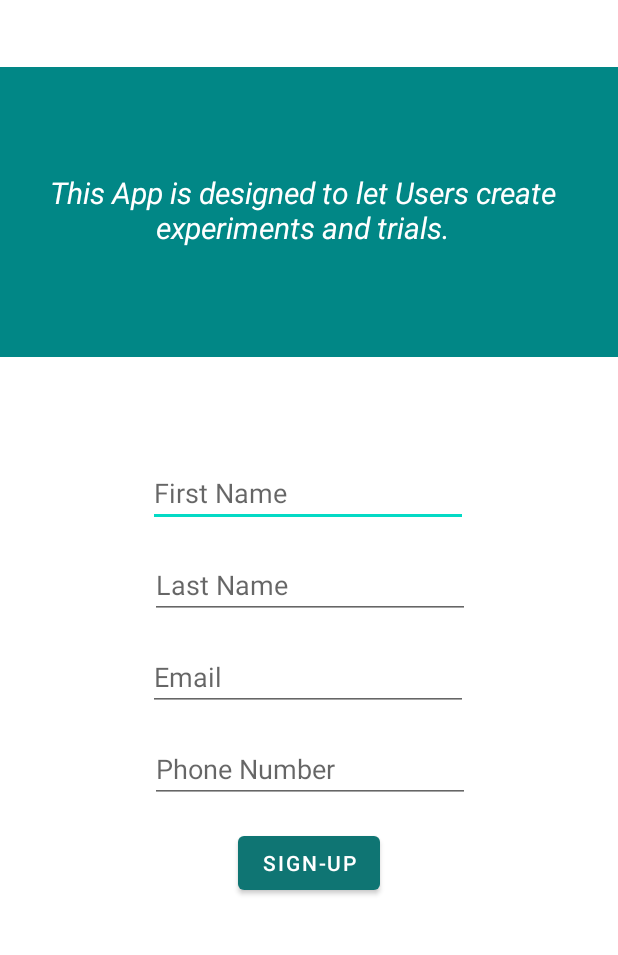
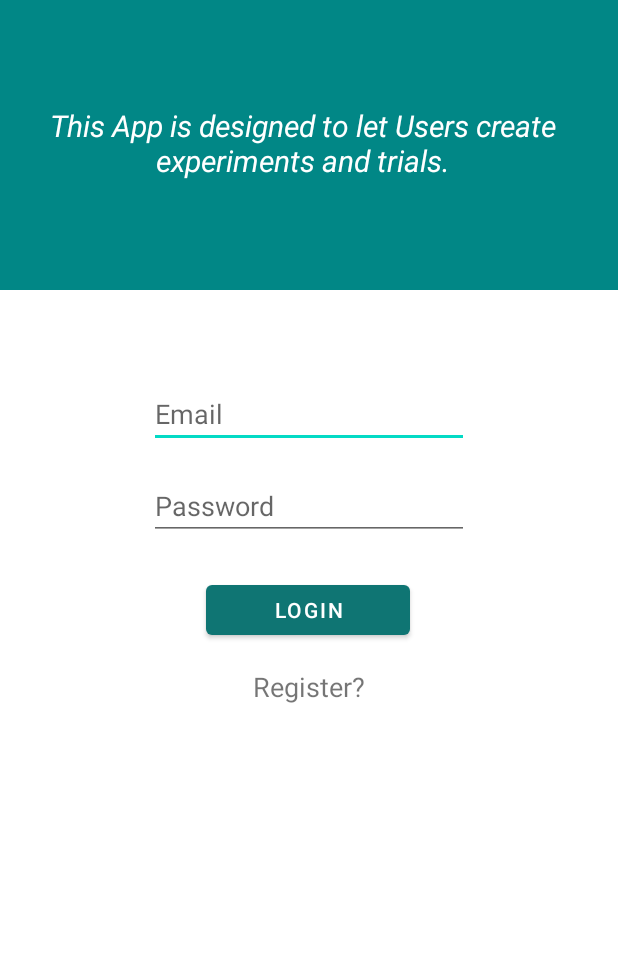
Before and after one commit to MdderUofA/Lab-Net, an Android app: the screen it shows after launch (MainActivity before the commit, Homepage after it), on a phone screen of 412 x 824 dp, the part 247-1202 px from its top. Run offline under Robolectric (Android 15) with nearby library versions, the phone set to English and light mode, and no system bars.

Commit message:
Implemented buttons
Made the login homepage and created the dialogs for the buttons.

```diff
--- a/Project/LabNet/app/src/main/AndroidManifest.xml
+++ b/Project/LabNet/app/src/main/AndroidManifest.xml
@@ -9,14 +9,16 @@
         android:roundIcon="@mipmap/ic_launcher_round"
         android:supportsRtl="true"
         android:theme="@style/Theme.LabNet">
-        <activity android:name=".UserProfile"></activity>
-        <activity android:name=".MainActivity">
+        <activity android:name=".Homepage">
             <intent-filter>
                 <action android:name="android.intent.action.MAIN" />
 
                 <category android:name="android.intent.category.LAUNCHER" />
             </intent-filter>
         </activity>
+        <activity android:name=".UserProfile" />
+        <activity android:name=".RegisterUser" />
+
     </application>
 
 </manifest>
--- /dev/null
+++ b/Project/LabNet/app/src/main/java/com/example/lab_net/Homepage.java
@@ -0,0 +1,76 @@
+package com.example.lab_net;
+
+import androidx.appcompat.app.AppCompatActivity;
+
+import android.content.Intent;
+import android.os.Bundle;
+import android.util.Patterns;
+import android.view.View;
+import android.widget.Button;
+import android.widget.EditText;
+import android.widget.TextView;
+
+public class Homepage extends AppCompatActivity implements View.OnClickListener {
+
+    private TextView register;
+    private EditText editTextEmail, editTextPassword;
+    private Button login;
+
+    @Override
+    protected void onCreate(Bundle savedInstanceState) {
+        super.onCreate(savedInstanceState);
+        setContentView(R.layout.activity_homepage);
+
+        register = (TextView) findViewById(R.id.register);
+        register.setOnClickListener(this);
+
+        login = (Button) findViewById(R.id.loginButton);
+        login.setOnClickListener(this);
+
+        editTextEmail = (EditText) findViewById(R.id.loginEmail);
+        editTextPassword = (EditText) findViewById(R.id.loginPassword);
+    }
+
+    @Override
+    public void onClick(View v) {
+        switch(v.getId()){
+            case R.id.register:
+                startActivity(new Intent(this,RegisterUser.class));
+                break;
+
+            case R.id.loginButton:
+                userLogin();
+                break;
+        }
+
+    }
+
+    private void userLogin() {
+
+        String email = editTextEmail.getText().toString().trim();
+        String password = editTextPassword.getText().toString().trim();
+
+        if (email.isEmpty()) {
+            editTextEmail.setError("Email is required!");
+            editTextEmail.requestFocus();
+            return;
+        }
+        if (!Patterns.EMAIL_ADDRESS.matcher(email).matches()) {
+            editTextEmail.setError("Please enter a valid email!");
+            editTextEmail.requestFocus();
+            return;
+        }
+        if (password.isEmpty()) {
+            editTextPassword.setError("Password is required!");
+            editTextPassword.requestFocus();
+            return;
+        }
+        if (password.length() < 6) {
+            editTextPassword.setError("Password needs to be longer than 6 characters!");
+            editTextPassword.requestFocus();
+            return;
+        }
+
+        //TODO login user with email and password
+    }
+}
--- /dev/null
+++ b/Project/LabNet/app/src/main/res/layout/activity_homepage.xml
@@ -0,0 +1,100 @@
+<?xml version="1.0" encoding="utf-8"?>
+<androidx.constraintlayout.widget.ConstraintLayout xmlns:android="http://schemas.android.com/apk/res/android"
+    xmlns:app="http://schemas.android.com/apk/res-auto"
+    xmlns:tools="http://schemas.android.com/tools"
+    android:layout_width="match_parent"
+    android:layout_height="match_parent"
+    tools:context=".Homepage">
+
+    <Button
+        android:id="@+id/loginButton"
+        android:layout_width="136dp"
+        android:layout_height="45dp"
+        android:layout_marginTop="24dp"
+        android:text="Login"
+        app:backgroundTint="#0F7573"
+        app:layout_constraintEnd_toEndOf="parent"
+        app:layout_constraintHorizontal_bias="0.498"
+        app:layout_constraintStart_toStartOf="parent"
+        app:layout_constraintTop_toBottomOf="@+id/loginPassword" />
+
+    <TextView
+        android:id="@+id/textTitle"
+        android:layout_width="wrap_content"
+        android:layout_height="wrap_content"
+        android:layout_marginTop="60dp"
+        android:fontFamily="monospace"
+        android:text="@string/lab_net"
+        android:textSize="60sp"
+        android:textStyle="italic"
+        android:typeface="normal"
+        app:layout_constraintEnd_toEndOf="parent"
+        app:layout_constraintStart_toStartOf="parent"
+        app:layout_constraintTop_toTopOf="parent" />
+
+    <ImageView
+        android:id="@+id/imageView"
+        android:layout_width="414dp"
+        android:layout_height="193dp"
+        android:layout_marginTop="24dp"
+        android:contentDescription="@string/mainpagebackgroud"
+        app:layout_constraintEnd_toEndOf="parent"
+        app:layout_constraintHorizontal_bias="0.666"
+        app:layout_constraintStart_toStartOf="parent"
+        app:layout_constraintTop_toBottomOf="@+id/textTitle"
+        app:srcCompat="@color/teal_700" />
+
+    <TextView
+        android:id="@+id/textDescription"
+        android:layout_width="371dp"
+        android:layout_height="57dp"
+        android:layout_marginStart="8dp"
+        android:layout_marginLeft="8dp"
+        android:text="@string/this_app_is_designed_to_let_users_create_experiments_and_trials"
+        android:textColor="#FFFFFF"
+        android:textSize="20sp"
+        android:textStyle="italic"
+        android:gravity="center"
+        app:layout_constraintBottom_toBottomOf="@+id/imageView"
+        app:layout_constraintEnd_toEndOf="parent"
+        app:layout_constraintHorizontal_bias="0.272"
+        app:layout_constraintStart_toStartOf="@+id/imageView"
+        app:layout_constraintTop_toTopOf="@+id/imageView"
+        app:layout_constraintVertical_bias="0.492" />
+
+    <EditText
+        android:id="@+id/loginEmail"
+        android:layout_width="wrap_content"
+        android:layout_height="wrap_content"
+        android:layout_marginTop="60dp"
+        android:ems="10"
+        android:hint="Email"
+        android:inputType="textPersonName"
+        app:layout_constraintEnd_toEndOf="parent"
+        app:layout_constraintStart_toStartOf="parent"
+        app:layout_constraintTop_toBottomOf="@+id/imageView" />
+
+    <EditText
+        android:id="@+id/loginPassword"
+        android:layout_width="wrap_content"
+        android:layout_height="wrap_content"
+        android:layout_marginTop="16dp"
+        android:ems="10"
+        android:hint="Password"
+        android:inputType="textPersonName"
+        app:layout_constraintEnd_toEndOf="parent"
+        app:layout_constraintStart_toStartOf="parent"
+        app:layout_constraintTop_toBottomOf="@+id/loginEmail" />
+
+    <TextView
+        android:id="@+id/register"
+        android:layout_width="wrap_content"
+        android:layout_height="wrap_content"
+        android:layout_marginTop="16dp"
+        android:text="Register?"
+        android:textSize="18sp"
+        app:layout_constraintEnd_toEndOf="parent"
+        app:layout_constraintStart_toStartOf="parent"
+        app:layout_constraintTop_toBottomOf="@+id/loginButton" />
+
+</androidx.constraintlayout.widget.ConstraintLayout>
--- a/Project/LabNet/app/src/main/res/layout/activity_main.xml
+++ b/Project/LabNet/app/src/main/res/layout/activity_register_user.xml
@@ -5,101 +5,88 @@
     android:id="@+id/mainview"
     android:layout_width="match_parent"
     android:layout_height="match_parent"
-    tools:context=".MainActivity">
+    tools:context=".RegisterUser">
 
     <EditText
         android:id="@+id/FirstName"
         android:layout_width="wrap_content"
         android:layout_height="wrap_content"
         android:layout_marginBottom="16dp"
+        android:autofillHints=""
         android:ems="10"
         android:hint="@string/first_name"
         android:inputType="textPersonName"
         app:layout_constraintBottom_toTopOf="@+id/LastName"
         app:layout_constraintEnd_toEndOf="parent"
         app:layout_constraintHorizontal_bias="0.497"
-        app:layout_constraintStart_toStartOf="parent"
-        android:autofillHints="" />
+        app:layout_constraintStart_toStartOf="parent" />
 
     <EditText
         android:id="@+id/LastName"
         android:layout_width="wrap_content"
         android:layout_height="wrap_content"
         android:layout_marginBottom="16dp"
+        android:autofillHints=""
         android:ems="10"
         android:hint="@string/last_name"
         android:inputType="textPersonName"
         app:layout_constraintBottom_toTopOf="@+id/EmailAddress"
         app:layout_constraintEnd_toEndOf="parent"
         app:layout_constraintHorizontal_bias="0.502"
-        app:layout_constraintStart_toStartOf="parent"
-        android:autofillHints="" />
+        app:layout_constraintStart_toStartOf="parent" />
 
     <EditText
         android:id="@+id/EmailAddress"
         android:layout_width="wrap_content"
         android:layout_height="wrap_content"
         android:layout_marginBottom="16dp"
+        android:autofillHints=""
         android:ems="10"
         android:hint="@string/email"
         android:inputType="textEmailAddress"
         app:layout_constraintBottom_toTopOf="@+id/editTextPhone"
         app:layout_constraintEnd_toEndOf="parent"
         app:layout_constraintHorizontal_bias="0.497"
-        app:layout_constraintStart_toStartOf="parent"
-        android:autofillHints="" />
+        app:layout_constraintStart_toStartOf="parent" />
 
     <EditText
         android:id="@+id/editTextPhone"
         android:layout_width="wrap_content"
         android:layout_height="wrap_content"
         android:layout_marginBottom="16dp"
+        android:autofillHints=""
         android:ems="10"
         android:hint="@string/phone_number"
         android:inputType="phone"
-        app:layout_constraintBottom_toTopOf="@+id/SignUpButton"
+        app:layout_constraintBottom_toTopOf="@+id/password"
         app:layout_constraintEnd_toEndOf="parent"
         app:layout_constraintHorizontal_bias="0.502"
-        app:layout_constraintStart_toStartOf="parent"
-        android:autofillHints="" />
+        app:layout_constraintStart_toStartOf="parent" />
 
     <Button
-        android:id="@+id/SignUpButton"
+        android:id="@+id/loginButton"
         android:layout_width="wrap_content"
         android:layout_height="wrap_content"
-        android:layout_marginBottom="60dp"
+        android:layout_marginBottom="100dp"
         android:text="@string/sign_up"
         app:backgroundTint="#0F7573"
         app:layout_constraintBottom_toBottomOf="parent"
         app:layout_constraintEnd_toEndOf="parent"
+        app:layout_constraintHorizontal_bias="0.498"
         app:layout_constraintStart_toStartOf="parent" />
-
-    <TextView
-        android:id="@+id/textTitle"
-        android:layout_width="wrap_content"
-        android:layout_height="wrap_content"
-        android:layout_marginTop="60dp"
-        android:fontFamily="monospace"
-        android:text="@string/lab_net"
-        android:textSize="60sp"
-        android:textStyle="italic"
-        android:typeface="normal"
-        app:layout_constraintEnd_toEndOf="parent"
-        app:layout_constraintStart_toStartOf="parent"
-        app:layout_constraintTop_toTopOf="parent" />
 
     <ImageView
         android:id="@+id/imageView"
-        android:layout_width="414dp"
-        android:layout_height="193dp"
-        android:layout_marginTop="24dp"
-        android:layout_marginBottom="24dp"
+        android:layout_width="413dp"
+        android:layout_height="156dp"
+        android:layout_marginTop="60dp"
+        android:layout_marginBottom="32dp"
         android:contentDescription="@string/mainpagebackgroud"
         app:layout_constraintBottom_toTopOf="@+id/FirstName"
         app:layout_constraintEnd_toEndOf="parent"
         app:layout_constraintHorizontal_bias="0.666"
         app:layout_constraintStart_toStartOf="parent"
-        app:layout_constraintTop_toBottomOf="@+id/textTitle"
+        app:layout_constraintTop_toTopOf="parent"
         app:srcCompat="@color/teal_700" />
 
     <TextView
@@ -108,15 +95,27 @@
         android:layout_height="57dp"
         android:layout_marginStart="8dp"
         android:layout_marginLeft="8dp"
-        android:text="@string/this_app_is_designed_to_let_users_create_experiments_and_trials"
+        android:gravity="center"
+        android:text="Please enter your detail to register."
         android:textColor="#FFFFFF"
         android:textSize="20sp"
         android:textStyle="italic"
-        android:gravity="center"
         app:layout_constraintBottom_toBottomOf="@+id/imageView"
         app:layout_constraintEnd_toEndOf="parent"
-        app:layout_constraintHorizontal_bias="0.272"
+        app:layout_constraintHorizontal_bias="0.393"
         app:layout_constraintStart_toStartOf="@+id/imageView"
         app:layout_constraintTop_toTopOf="@+id/imageView"
         app:layout_constraintVertical_bias="0.492" />
+
+    <EditText
+        android:id="@+id/password"
+        android:layout_width="wrap_content"
+        android:layout_height="wrap_content"
+        android:layout_marginBottom="32dp"
+        android:ems="10"
+        android:hint="Password"
+        android:inputType="textPassword"
+        app:layout_constraintBottom_toTopOf="@+id/loginButton"
+        app:layout_constraintEnd_toEndOf="parent"
+        app:layout_constraintStart_toStartOf="parent" />
 </androidx.constraintlayout.widget.ConstraintLayout>
```
Also changed, not shown: Project/LabNet/app/src/main/java/com/example/lab_net/RegisterUser.java (renamed from Project/LabNet/app/src/main/java/com/example/lab_net/MainActivity.java, +18 -55 lines), Project/LabNet/app/src/main/java/com/example/lab_net/UserProfile.java (+99 -1 lines), Project/LabNet/app/src/main/res/layout/activity_user_profile.xml (+89 -20 lines), Project/LabNet/app/src/main/res/layout/add_exp_dialog.xml (added, +52 -0 lines), Project/LabNet/app/src/main/res/layout/edit_user_dialog.xml (added, +87 -0 lines), 2 other files.
